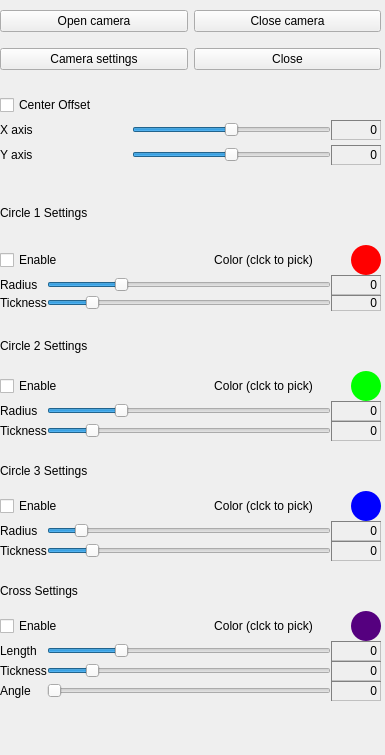
Before: the Qt Designer form ui/mainwindow.ui in enkel1970/pyCOL, drawn with Qt 5.
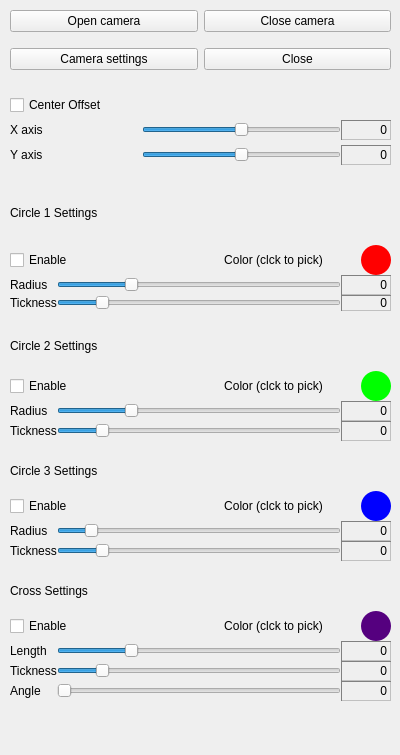
After: the same form once the commit is applied. Icons and pictures are not drawn.

Commit message:
main windows size
Update windows size

Patch:
```diff
--- a/ui/mainwindow.ui
+++ b/ui/mainwindow.ui
@@ -6,19 +6,25 @@
    <rect>
     <x>0</x>
     <y>0</y>
-    <width>385</width>
+    <width>400</width>
     <height>755</height>
    </rect>
   </property>
+  <property name="sizePolicy">
+   <sizepolicy hsizetype="MinimumExpanding" vsizetype="Preferred">
+    <horstretch>0</horstretch>
+    <verstretch>0</verstretch>
+   </sizepolicy>
+  </property>
   <property name="minimumSize">
    <size>
-    <width>385</width>
+    <width>400</width>
     <height>700</height>
    </size>
   </property>
   <property name="maximumSize">
    <size>
-    <width>385</width>
+    <width>400</width>
     <height>1080</height>
    </size>
   </property>
@@ -33,7 +39,7 @@
    <widget class="QWidget" name="gridLayoutWidget">
     <property name="geometry">
      <rect>
-      <x>0</x>
+      <x>10</x>
       <y>90</y>
       <width>381</width>
       <height>81</height>
@@ -160,7 +166,7 @@
    <widget class="QWidget" name="verticalLayoutWidget">
     <property name="geometry">
      <rect>
-      <x>0</x>
+      <x>10</x>
       <y>180</y>
       <width>381</width>
       <height>131</height>
@@ -345,7 +351,7 @@
    <widget class="QWidget" name="verticalLayoutWidget_3">
     <property name="geometry">
      <rect>
-      <x>0</x>
+      <x>10</x>
       <y>450</y>
       <width>381</width>
       <height>111</height>
@@ -527,7 +533,7 @@
    <widget class="QWidget" name="layoutWidget">
     <property name="geometry">
      <rect>
-      <x>0</x>
+      <x>10</x>
       <y>320</y>
       <width>381</width>
       <height>121</height>
@@ -705,7 +711,7 @@
    <widget class="QWidget" name="layoutWidget">
     <property name="geometry">
      <rect>
-      <x>0</x>
+      <x>10</x>
       <y>570</y>
       <width>381</width>
       <height>131</height>
@@ -925,7 +931,7 @@
    <widget class="QLabel" name="lbl_Logo">
     <property name="geometry">
      <rect>
-      <x>230</x>
+      <x>240</x>
       <y>710</y>
       <width>150</width>
       <height>31</height>
@@ -950,7 +956,7 @@
    <widget class="QWidget" name="gridLayoutWidget_2">
     <property name="geometry">
      <rect>
-      <x>0</x>
+      <x>10</x>
       <y>0</y>
       <width>381</width>
       <height>80</height>
```
